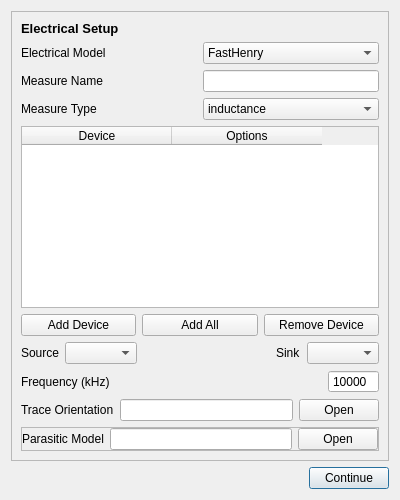
Qt form qt/ui/electricalSetup.ui (e3da/PowerSynth2-gui) before a commit.
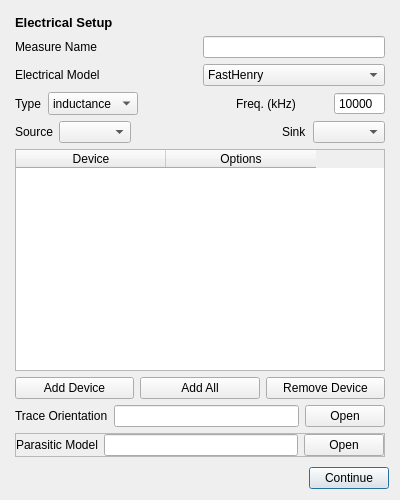
The same form after that commit.

Patch:
```diff
--- a/qt/ui/electricalSetup.ui
+++ b/qt/ui/electricalSetup.ui
@@ -21,20 +21,19 @@
   </property>
   <layout class="QVBoxLayout" name="verticalLayout_2">
    <item>
-    <widget class="QFrame" name="electrical_setup_2">
-     <property name="sizePolicy">
-      <sizepolicy hsizetype="Preferred" vsizetype="Preferred">
-       <horstretch>0</horstretch>
-       <verstretch>0</verstretch>
-      </sizepolicy>
+    <layout class="QVBoxLayout" name="electrical_setup">
+     <property name="leftMargin">
+      <number>4</number>
      </property>
-     <property name="frameShape">
-      <enum>QFrame::StyledPanel</enum>
+     <property name="topMargin">
+      <number>4</number>
      </property>
-     <property name="frameShadow">
-      <enum>QFrame::Raised</enum>
+     <property name="rightMargin">
+      <number>4</number>
      </property>
-     <layout class="QVBoxLayout" name="verticalLayout_4">
+     <property name="bottomMargin">
+      <number>4</number>
+     </property>
       <item>
        <widget class="QLabel" name="label_17">
         <property name="text">
@@ -42,6 +41,33 @@
         </property>
        </widget>
       </item>
+     <item>
+      <layout class="QHBoxLayout" name="horizontalLayout_12">
+       <item>
+        <widget class="QLabel" name="label_19">
+         <property name="sizePolicy">
+          <sizepolicy hsizetype="Preferred" vsizetype="Preferred">
+           <horstretch>0</horstretch>
+           <verstretch>0</verstretch>
+          </sizepolicy>
+         </property>
+         <property name="text">
+          <string>Measure Name</string>
+         </property>
+        </widget>
+       </item>
+       <item>
+        <widget class="QLineEdit" name="lineedit_measure_name">
+         <property name="sizePolicy">
+          <sizepolicy hsizetype="Preferred" vsizetype="Preferred">
+           <horstretch>0</horstretch>
+           <verstretch>0</verstretch>
+          </sizepolicy>
+         </property>
+        </widget>
+       </item>
+      </layout>
+     </item>
       <item>
        <layout class="QHBoxLayout" name="horizontalLayout_17">
         <item>
@@ -73,39 +99,12 @@
         </item>
        </layout>
       </item>
-      <item>
-       <layout class="QHBoxLayout" name="horizontalLayout_12">
-        <item>
-         <widget class="QLabel" name="label_19">
-          <property name="sizePolicy">
-           <sizepolicy hsizetype="Preferred" vsizetype="Preferred">
-            <horstretch>0</horstretch>
-            <verstretch>0</verstretch>
-           </sizepolicy>
-          </property>
-          <property name="text">
-           <string>Measure Name</string>
-          </property>
-         </widget>
-        </item>
-        <item>
-         <widget class="QLineEdit" name="lineedit_measure_name">
-          <property name="sizePolicy">
-           <sizepolicy hsizetype="Preferred" vsizetype="Preferred">
-            <horstretch>0</horstretch>
-            <verstretch>0</verstretch>
-           </sizepolicy>
-          </property>
-         </widget>
-        </item>
-       </layout>
-      </item>
       <item>
        <layout class="QHBoxLayout" name="horizontalLayout_13">
         <item>
          <widget class="QLabel" name="label_20">
           <property name="text">
-           <string>Measure Type</string>
+          <string>Type</string>
           </property>
          </widget>
         </item>
@@ -129,6 +128,114 @@
           </item>
          </widget>
         </item>
+       <item>
+        <spacer name="horizontalSpacer_3">
+         <property name="orientation">
+          <enum>Qt::Horizontal</enum>
+         </property>
+         <property name="sizeHint" stdset="0">
+          <size>
+           <width>40</width>
+           <height>20</height>
+          </size>
+         </property>
+        </spacer>
+       </item>
+       <item>
+        <widget class="QLabel" name="label_23">
+         <property name="sizePolicy">
+          <sizepolicy hsizetype="Expanding" vsizetype="Preferred">
+           <horstretch>0</horstretch>
+           <verstretch>0</verstretch>
+          </sizepolicy>
+         </property>
+         <property name="text">
+          <string>Freq. (kHz)</string>
+         </property>
+        </widget>
+       </item>
+       <item>
+        <widget class="QSpinBox" name="frequency">
+         <property name="sizePolicy">
+          <sizepolicy hsizetype="Maximum" vsizetype="Preferred">
+           <horstretch>0</horstretch>
+           <verstretch>0</verstretch>
+          </sizepolicy>
+         </property>
+         <property name="minimumSize">
+          <size>
+           <width>20</width>
+           <height>0</height>
+          </size>
+         </property>
+         <property name="maximumSize">
+          <size>
+           <width>70</width>
+           <height>16777215</height>
+          </size>
+         </property>
+         <property name="buttonSymbols">
+          <enum>QAbstractSpinBox::NoButtons</enum>
+         </property>
+         <property name="specialValueText">
+          <string>10000</string>
+         </property>
+         <property name="maximum">
+          <number>1000000000</number>
+         </property>
+        </widget>
+       </item>
+      </layout>
+     </item>
+     <item>
+      <layout class="QHBoxLayout" name="horizontalLayout_15">
+       <item>
+        <widget class="QLabel" name="label_21">
+         <property name="text">
+          <string>Source</string>
+         </property>
+        </widget>
+       </item>
+       <item>
+        <widget class="QComboBox" name="combo_source">
+         <property name="sizePolicy">
+          <sizepolicy hsizetype="Preferred" vsizetype="Preferred">
+           <horstretch>0</horstretch>
+           <verstretch>0</verstretch>
+          </sizepolicy>
+         </property>
+        </widget>
+       </item>
+       <item>
+        <spacer name="horizontalSpacer_2">
+         <property name="orientation">
+          <enum>Qt::Horizontal</enum>
+         </property>
+         <property name="sizeHint" stdset="0">
+          <size>
+           <width>40</width>
+           <height>20</height>
+          </size>
+         </property>
+        </spacer>
+       </item>
+       <item>
+        <widget class="QLabel" name="label_22">
+         <property name="text">
+          <string>Sink</string>
+         </property>
+        </widget>
+       </item>
+       <item>
+        <widget class="QComboBox" name="combo_sink">
+         <property name="sizePolicy">
+          <sizepolicy hsizetype="Preferred" vsizetype="Preferred">
+           <horstretch>0</horstretch>
+           <verstretch>0</verstretch>
+          </sizepolicy>
+         </property>
+        </widget>
+       </item>
        </layout>
       </item>
       <item>
@@ -198,105 +305,6 @@
         </item>
        </layout>
       </item>
-      <item>
-       <layout class="QHBoxLayout" name="horizontalLayout_15">
-        <item>
-         <widget class="QLabel" name="label_21">
-          <property name="text">
-           <string>Source</string>
-          </property>
-         </widget>
-        </item>
-        <item>
-         <widget class="QComboBox" name="combo_source">
-          <property name="sizePolicy">
-           <sizepolicy hsizetype="Preferred" vsizetype="Preferred">
-            <horstretch>0</horstretch>
-            <verstretch>0</verstretch>
-           </sizepolicy>
-          </property>
-         </widget>
-        </item>
-        <item>
-         <spacer name="horizontalSpacer_2">
-          <property name="orientation">
-           <enum>Qt::Horizontal</enum>
-          </property>
-          <property name="sizeHint" stdset="0">
-           <size>
-            <width>40</width>
-            <height>20</height>
-           </size>
-          </property>
-         </spacer>
-        </item>
-        <item>
-         <widget class="QLabel" name="label_22">
-          <property name="text">
-           <string>Sink</string>
-          </property>
-         </widget>
-        </item>
-        <item>
-         <widget class="QComboBox" name="combo_sink">
-          <property name="sizePolicy">
-           <sizepolicy hsizetype="Preferred" vsizetype="Preferred">
-            <horstretch>0</horstretch>
-            <verstretch>0</verstretch>
-           </sizepolicy>
-          </property>
-         </widget>
-        </item>
-       </layout>
-      </item>
-      <item>
-       <layout class="QHBoxLayout" name="horizontalLayout_14">
-        <item>
-         <widget class="QLabel" name="label_23">
-          <property name="sizePolicy">
-           <sizepolicy hsizetype="Expanding" vsizetype="Preferred">
-            <horstretch>0</horstretch>
-            <verstretch>0</verstretch>
-           </sizepolicy>
-          </property>
-          <property name="text">
-           <string>Frequency (kHz)</string>
-          </property>
-         </widget>
-        </item>
-        <item>
-         <widget class="QSpinBox" name="frequency">
-          <property name="sizePolicy">
-           <sizepolicy hsizetype="Maximum" vsizetype="Preferred">
-            <horstretch>0</horstretch>
-            <verstretch>0</verstretch>
-           </sizepolicy>
-          </property>
-          <property name="minimumSize">
-           <size>
-            <width>20</width>
-            <height>0</height>
-           </size>
-          </property>
-          <property name="maximumSize">
-           <size>
-            <width>70</width>
-            <height>16777215</height>
-           </size>
-          </property>
-          <property name="buttonSymbols">
-           <enum>QAbstractSpinBox::NoButtons</enum>
-          </property>
-          <property name="specialValueText">
-           <string>10000</string>
-          </property>
-          <property name="maximum">
-           <number>1000000000</number>
-          </property>
-         </widget>
-        </item>
-       </layout>
-      </item>
       <item>
        <layout class="QHBoxLayout" name="horizontalLayout_4">
         <item>
@@ -434,7 +442,6 @@
        </widget>
       </item>
      </layout>
-    </widget>
    </item>
    <item>
     <layout class="QHBoxLayout" name="horizontalLayout">
```
Lines whose indentation alone changed are shown as unchanged.
